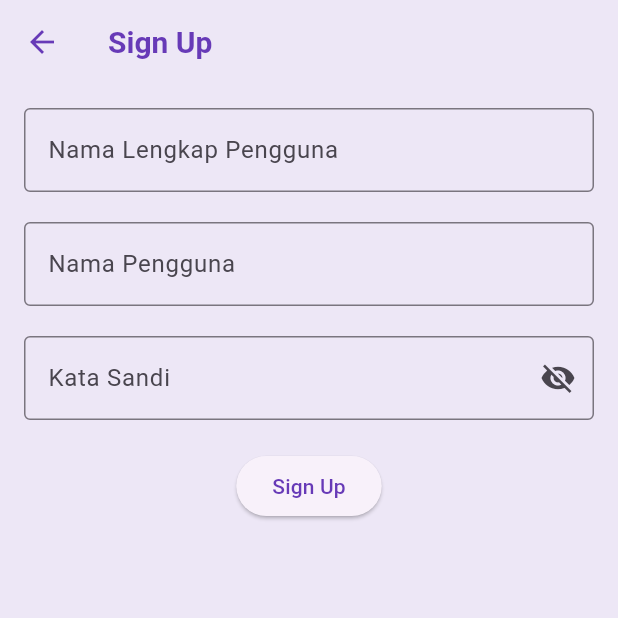
After one commit to mayangsarinr/wisata_candi_mayangsari, a Flutter app: the SignUpScreen screen opened directly, on a phone screen of 412 x 824 dp, the top half of it. The commit adds this screen. Run offline on Flutter 3.47's test engine with Material 3 defaults, Android fonts, the phone set to English and light mode, and no system bars; network calls fail.

```diff
--- /dev/null
+++ b/lib/screens/SignUpScreen.dart
@@ -0,0 +1,87 @@
+import 'package:flutter/material.dart';
+import 'package:flutter/gestures.dart';
+
+
+class SignUpScreen extends StatefulWidget {
+  SignUpScreen({super.key});
+
+  @override
+  State<SignUpScreen> createState() => _SignUpScreenState();
+}
+
+class _SignUpScreenState extends State<SignUpScreen> {
+  // TODO: 1. Deklarasikan variabel
+  final TextEditingController _usernameController = TextEditingController();
+  final TextEditingController _fullnameController = TextEditingController();
+  final TextEditingController _passwordController = TextEditingController();
+
+  String _errorText = '';
+
+  bool _isSignedIn = false;
+
+  bool _obscurePassword = true;
+
+  @override
+  Widget build(BuildContext context) {
+    return Scaffold(
+      // TODO: 2. Pasang AppBar
+      appBar: AppBar(title: Text('Sign Up')),
+      // TODO: 3. Pasang body
+      body: SingleChildScrollView(
+        child: Center(
+          child: Padding(
+            padding: const EdgeInsets.all(16),
+            child: Form(
+                child: Column(
+                  // TODO: 4. Atur mainAxisAlignment dan crossAxisAlignment
+                  mainAxisAlignment: MainAxisAlignment.center,
+                  crossAxisAlignment: CrossAxisAlignment.center,
+                  children: [
+                    TextFormField(
+                      controller: _fullnameController,
+                      decoration: InputDecoration(
+                        labelText: "Nama Lengkap Pengguna",
+                        border: OutlineInputBorder(),
+                      ),
+                    ),
+                    // TODO: 6. Pasang TextFormField Nama Pengguna
+                    SizedBox(height: 20),
+                    TextFormField(
+                      controller: _usernameController,
+                      decoration: InputDecoration(
+                        labelText: "Nama Pengguna",
+                        border: OutlineInputBorder(),
+                      ),
+                    ),
+                    // TODO: 7. Pasang TextFormField Kata Sandi
+                    SizedBox(height: 20),
+                    TextFormField(
+                      controller: _passwordController,
+                      decoration: InputDecoration(
+                        labelText: "Kata Sandi",
+                        errorText: _errorText.isNotEmpty ? _errorText : null,
+                        border: OutlineInputBorder(),
+                        suffixIcon: IconButton(
+                          onPressed: () {
+                            setState(() {
+                              _obscurePassword = ! _obscurePassword;
+                            });
+                          },
+                          icon: Icon(
+                            _obscurePassword ? Icons.visibility_off : Icons.visibility,
+                          ),
+                        ),
+                      ),
+                      obscureText: _obscurePassword,
+                    ),
+                    // TODO: 8. Pasang ElevatedButton Sign In
+                    SizedBox(height: 20),
+                    ElevatedButton(onPressed: () {}, child: Text('Sign Up')),
+                  ],
+                )),
+          ),
+        ),
+      ),
+    );
+  }
+}
```
Also changed, not shown: lib/main.dart (+25 -7 lines), lib/screens/SignInScreen.dart (added, +105 -0 lines), lib/screens/detail_screen.dart (+71 -135 lines), lib/screens/profile_screen.dart (+17 -14 lines), lib/screens/search_screen.dart (added, +77 -0 lines).
